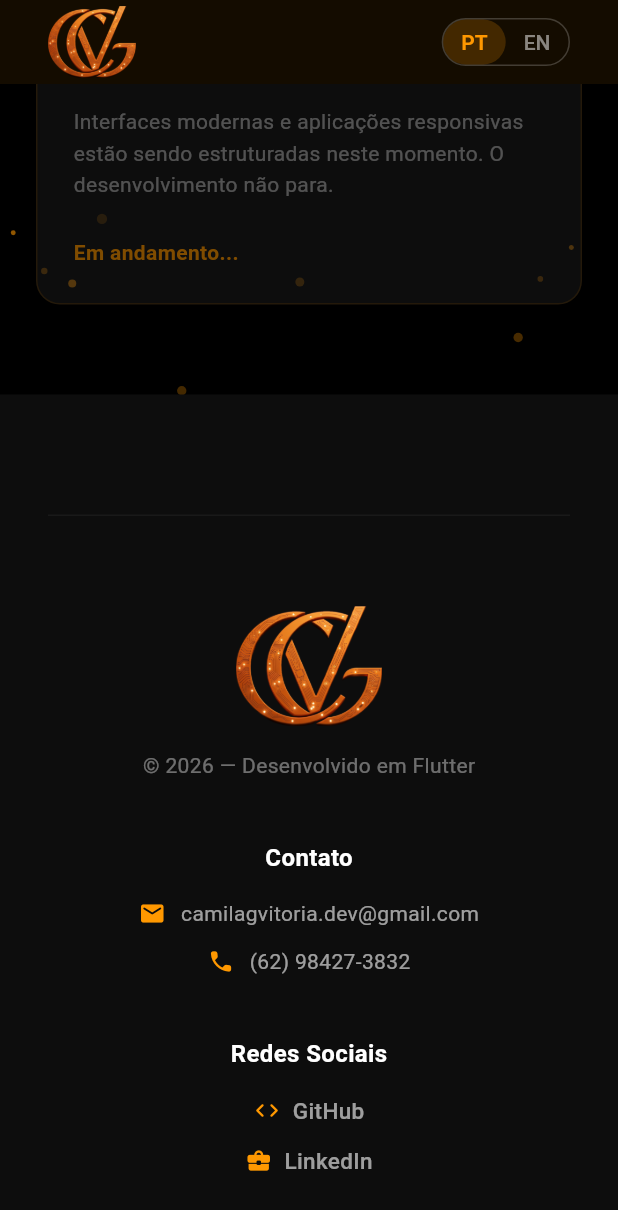
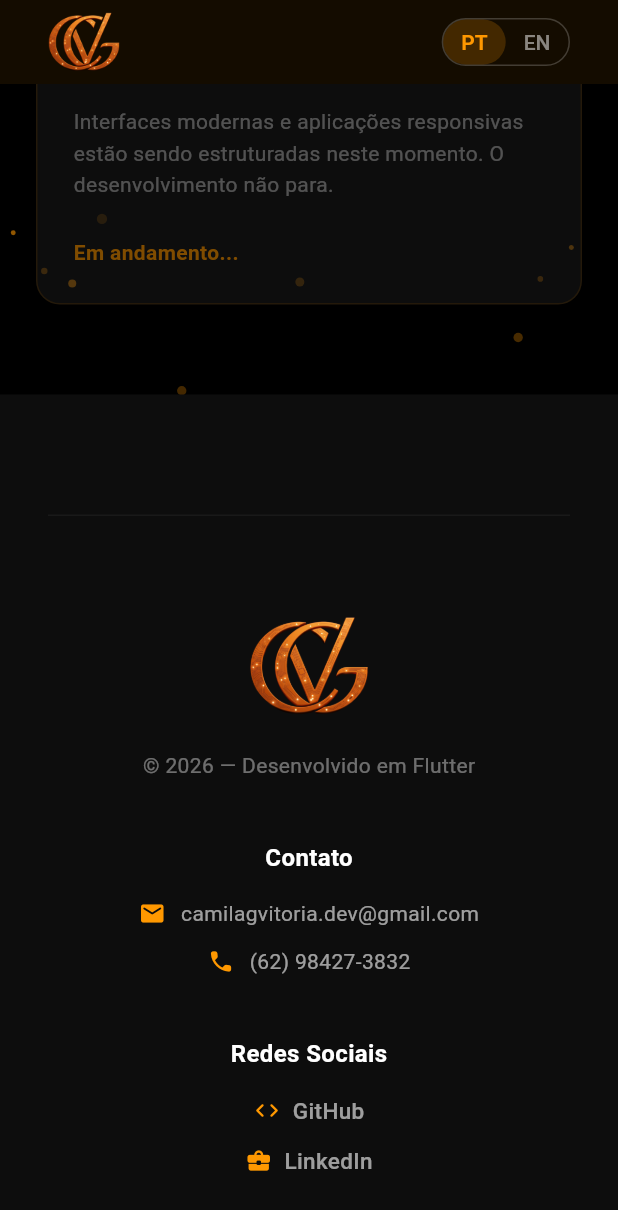
Before and after one commit to CamilaGVitoria/portifolio-camila, a Flutter app: the screen it shows after launch, scrolled down 3456 dp, on a phone screen of 412 x 824 dp. Shown: the top 1210 px of the screen. Run offline on Flutter 3.47's test engine with Material 3 defaults, Android fonts, the phone set to English and light mode, and no system bars.

Commit message:
Melhorias no código

```diff
--- /dev/null
+++ b/lib/core/app_breakpoints.dart
@@ -0,0 +1,12 @@
+class AppBreakpoints {
+  AppBreakpoints._();
+
+  // layouts compactos de cards
+  static const double small = 600;
+
+  // navegação e rodapé
+  static const double medium = 768;
+
+  // conteúdo extenso
+  static const double large = 900;
+}
--- /dev/null
+++ b/lib/core/app_colors.dart
@@ -0,0 +1,20 @@
+import 'package:flutter/material.dart';
+
+class AppColors {
+  AppColors._();
+
+  // Cores primárias
+  static const Color primary = Colors.orange;
+  static const Color secondary = Colors.orangeAccent;
+
+  // Fundos
+  static const Color scaffoldBackground = Colors.black;
+  static const Color surface = Color(0xFF1A1A1A);
+  static const Color footerBackground = Color(0xFF0D0D0D);
+
+  // Texto
+  static const Color textPrimary = Colors.white;
+
+  // Destaques
+  static const Color linkHighlight = Colors.blue;
+}
--- /dev/null
+++ b/lib/core/app_theme.dart
@@ -0,0 +1,22 @@
+import 'package:flutter/material.dart';
+import 'app_colors.dart';
+
+class AppTheme {
+  AppTheme._();
+
+  static ThemeData get dark => ThemeData(
+    brightness: Brightness.dark,
+    scaffoldBackgroundColor: AppColors.scaffoldBackground,
+    colorScheme: const ColorScheme.dark(
+      primary: AppColors.primary,
+      secondary: AppColors.secondary,
+      surface: AppColors.surface,
+    ),
+    useMaterial3: true,
+    appBarTheme: const AppBarTheme(
+      backgroundColor: AppColors.scaffoldBackground,
+      elevation: 0,
+      centerTitle: true,
+    ),
+  );
+}
--- a/lib/main.dart
+++ b/lib/main.dart
@@ -1,5 +1,6 @@
 import 'package:flutter/material.dart';
-import 'package:portifolio_camila/views/home_view.dart';
+import 'core/app_theme.dart';
+import 'views/home_view.dart';
 
 void main() {
   runApp(const PortifolioCamila());
@@ -13,21 +14,7 @@ class PortifolioCamila extends StatelessWidget {
     return MaterialApp(
       title: 'Camila | Front-end Developer',
       debugShowCheckedModeBanner: false,
-      theme: ThemeData(
-        brightness: Brightness.dark,
-        scaffoldBackgroundColor: Colors.black,
-        colorScheme: const ColorScheme.dark(
-          primary: Colors.orange,
-          secondary: Colors.orangeAccent,
-          surface: Color(0xFF1A1A1A),
-        ),
-        useMaterial3: true,
-        appBarTheme: const AppBarTheme(
-          backgroundColor: Colors.black,
-          elevation: 0,
-          centerTitle: true,
-        ),
-      ),
+      theme: AppTheme.dark,
       home: const HomeView(),
     );
   }
--- a/lib/sections/footer_section.dart
+++ b/lib/sections/footer_section.dart
@@ -1,27 +1,22 @@
 import 'package:flutter/material.dart';
-import 'package:url_launcher/url_launcher.dart';
+import '../core/app_breakpoints.dart';
+import '../core/app_colors.dart';
+import '../core/url_helper.dart';
 
 class FooterSection extends StatelessWidget {
   final bool isEnglish;
 
   const FooterSection({super.key, required this.isEnglish});
 
-  Future<void> _launchUrl(String urlString) async {
-    final Uri url = Uri.parse(urlString);
-    if (await canLaunchUrl(url)) {
-      await launchUrl(url, webOnlyWindowName: '_blank');
-    }
-  }
-
   @override
   Widget build(BuildContext context) {
     final colorScheme = Theme.of(context).colorScheme;
     final screenWidth = MediaQuery.of(context).size.width;
-    final isMobile = screenWidth < 768;
+    final isMobile = screenWidth < AppBreakpoints.medium;
 
     return Container(
       width: double.infinity,
-      color: const Color(0xFF0D0D0D),
+      color: AppColors.footerBackground,
       padding: EdgeInsets.symmetric(
         horizontal: isMobile ? 32 : 120,
         vertical: 80,
@@ -31,34 +26,35 @@ class FooterSection extends StatelessWidget {
           Container(
             width: double.infinity,
             height: 1,
-            color: Colors.white.withOpacity(0.05),
+            color: Colors.white.withValues(alpha: 0.05),
           ),
           const SizedBox(height: 60),
           isMobile
               ? Column(
                   crossAxisAlignment: CrossAxisAlignment.center,
-                  children: _buildFooterItems(context, colorScheme),
+                  children: _buildFooterItems(context, colorScheme, isMobile),
                 )
               : Row(
                   mainAxisAlignment: MainAxisAlignment.spaceBetween,
                   crossAxisAlignment: CrossAxisAlignment.start,
-                  children: _buildFooterItems(context, colorScheme),
+                  children: _buildFooterItems(context, colorScheme, isMobile),
                 ),
         ],
       ),
     );
   }
 
-  List<Widget> _buildFooterItems(BuildContext context, ColorScheme colorScheme) {
-    final screenWidth = MediaQuery.of(context).size.width;
-    final isMobile = screenWidth < 768;
-
+  List<Widget> _buildFooterItems(
+    BuildContext context,
+    ColorScheme colorScheme,
+    bool isMobile,
+  ) {
     return [
       Column(
         crossAxisAlignment: CrossAxisAlignment.center,
         children: [
           Image.asset(
-            'assets/images/my_logo.png',
+            'assets/images/Icon-512.png',
             height: 80,
             errorBuilder: (context, error, stackTrace) {
               return Text(
@@ -78,7 +74,7 @@ class FooterSection extends StatelessWidget {
                 ? "© ${DateTime.now().year} — Developed in Flutter"
                 : "© ${DateTime.now().year} — Desenvolvido em Flutter",
             style: TextStyle(
-              color: Colors.white.withOpacity(0.4),
+              color: Colors.white.withValues(alpha: 0.4),
               fontSize: 14,
             ),
           ),
@@ -86,7 +82,9 @@ class FooterSection extends StatelessWidget {
       ),
       if (isMobile) const SizedBox(height: 40),
       Column(
-        crossAxisAlignment: isMobile ? CrossAxisAlignment.center : CrossAxisAlignment.start,
+        crossAxisAlignment: isMobile
+            ? CrossAxisAlignment.center
+            : CrossAxisAlignment.start,
         children: [
           Text(
             isEnglish ? "Contact" : "Contato",
@@ -112,7 +110,9 @@ class FooterSection extends StatelessWidget {
       ),
       if (isMobile) const SizedBox(height: 40),
       Column(
-        crossAxisAlignment: isMobile ? CrossAxisAlignment.center : CrossAxisAlignment.start,
+        crossAxisAlignment: isMobile
+            ? CrossAxisAlignment.center
+            : CrossAxisAlignment.start,
         children: [
           Text(
             isEnglish ? "Social Media" : "Redes Sociais",
@@ -124,7 +124,9 @@ class FooterSection extends StatelessWidget {
           ),
           const SizedBox(height: 16),
           Column(
-            crossAxisAlignment: isMobile ? CrossAxisAlignment.center : CrossAxisAlignment.start,
+            crossAxisAlignment: isMobile
+                ? CrossAxisAlignment.center
+                : CrossAxisAlignment.start,
             children: [
               _buildSocialButton(
                 icon: Icons.code_rounded,
@@ -135,7 +137,7 @@ class FooterSection extends StatelessWidget {
               _buildSocialButton(
                 icon: Icons.business_center_rounded,
                 label: "LinkedIn",
-                url: "https://www.linkedin.com",
+                url: "https://www.linkedin.com/in/camilagvitoria/",
               ),
             ],
           ),
@@ -150,18 +152,18 @@ class FooterSection extends StatelessWidget {
     required String url,
   }) {
     return GestureDetector(
-      onTap: () => _launchUrl(url),
+      onTap: () => launchExternalUrl(url),
       child: MouseRegion(
         cursor: SystemMouseCursors.click,
         child: Row(
           mainAxisSize: MainAxisSize.min,
           children: [
-            Icon(icon, color: Colors.orange, size: 18),
+            Icon(icon, color: AppColors.primary, size: 18),
             const SizedBox(width: 10),
             Text(
               label,
               style: TextStyle(
-                color: Colors.white.withOpacity(0.6),
+                color: Colors.white.withValues(alpha: 0.6),
                 fontSize: 14,
               ),
             ),
@@ -177,18 +179,18 @@ class FooterSection extends StatelessWidget {
     required String url,
   }) {
     return GestureDetector(
-      onTap: () => _launchUrl(url),
+      onTap: () => launchExternalUrl(url),
       child: MouseRegion(
         cursor: SystemMouseCursors.click,
         child: Row(
           mainAxisSize: MainAxisSize.min,
           children: [
-            Icon(icon, color: Colors.orange, size: 18),
+            Icon(icon, color: AppColors.primary, size: 18),
             const SizedBox(width: 8),
             Text(
               label,
               style: TextStyle(
-                color: Colors.white.withOpacity(0.6),
+                color: Colors.white.withValues(alpha: 0.6),
                 fontSize: 15,
                 fontWeight: FontWeight.w500,
               ),
--- a/lib/sections/projects_section.dart
+++ b/lib/sections/projects_section.dart
@@ -1,5 +1,6 @@
 import 'package:flutter/material.dart';
-import 'package:url_launcher/url_launcher.dart';
+import '../core/app_breakpoints.dart';
+import '../core/url_helper.dart';
 
 class ProjectsSection extends StatelessWidget {
   final bool isEnglish;
@@ -10,7 +11,7 @@ class ProjectsSection extends StatelessWidget {
   Widget build(BuildContext context) {
     final colorScheme = Theme.of(context).colorScheme;
     final screenWidth = MediaQuery.of(context).size.width;
-    final isMobile = screenWidth < 600;
+    final isMobile = screenWidth < AppBreakpoints.small;
 
     return Container(
       width: double.infinity,
@@ -44,8 +45,7 @@ class ProjectsSection extends StatelessWidget {
             runSpacing: 24,
             alignment: WrapAlignment.center,
             children: [
-              _buildProjectCard(
-                context: context,
+              _ProjectCard(
                 isMobile: isMobile,
                 title: "BioTrack",
                 description: isEnglish
@@ -55,10 +55,11 @@ class ProjectsSection extends StatelessWidget {
                 url: "https://biotrack.app.br",
                 icon: Icons.health_and_safety,
               ),
-              _buildProjectCard(
-                context: context,
+              _ProjectCard(
                 isMobile: isMobile,
-                title: isEnglish ? "Nutritionist Talita Gonçalves" : "Nutricionista Talita Gonçalves",
+                title: isEnglish
+                    ? "Nutritionist Talita Gonçalves"
+                    : "Nutricionista Talita Gonçalves",
                 description: isEnglish
                     ? "Professional landing page developed for patient conversion, featuring a modern, responsive, and web-optimized layout."
                     : "Landing page profissional desenvolvida para conversão de pacientes, com layout moderno, responsivo e otimizado para a web.",
@@ -66,8 +67,7 @@ class ProjectsSection extends StatelessWidget {
                 url: "https://www.talitagoncalvesnutri.com.br",
                 icon: Icons.restaurant_menu,
               ),
-              _buildProjectCard(
-                context: context,
+              _ProjectCard(
                 isMobile: isMobile,
                 title: isEnglish ? "Personal Portfolio" : "Portfólio Pessoal",
                 description: isEnglish
@@ -77,8 +77,7 @@ class ProjectsSection extends StatelessWidget {
                 url: "https://github.com/CamilaGVitoria/portifolio-camila",
                 icon: Icons.code,
               ),
-              _buildProjectCard(
-                context: context,
+              _ProjectCard(
                 isMobile: isMobile,
                 title: isEnglish ? "Mobile Experiments" : "Experimentos Mobile",
                 description: isEnglish
@@ -88,8 +87,7 @@ class ProjectsSection extends StatelessWidget {
                 url: "https://github.com/CamilaGVitoria/apps",
                 icon: Icons.app_shortcut_rounded,
               ),
-              _buildProjectCard(
-                context: context,
+              _ProjectCard(
                 isMobile: isMobile,
                 title: isEnglish ? "New Solutions" : "Novas Soluções",
                 description: isEnglish
@@ -106,50 +104,70 @@ class ProjectsSection extends StatelessWidget {
       ),
     );
   }
-
-  Future<void> _launchUrl(String urlString) async {
-    final Uri url = Uri.parse(urlString);
-    if (await canLaunchUrl(url)) {
-      await launchUrl(url, webOnlyWindowName: '_blank');
-    } else {
-      debugPrint("Não foi possível abrir o link: $urlString");
-    }
 }
 
-  Widget _buildProjectCard({
-    required BuildContext context,
-    required bool isMobile,
-    required String title,
-    required String description,
-    required String linkText,
-    required String url,
-    required IconData icon,
-    bool isInProgress = false,
-  }) {
+class _ProjectCard extends StatefulWidget {
+  final bool isMobile;
+  final String title;
+  final String description;
+  final String linkText;
+  final String url;
+  final IconData icon;
+  final bool isInProgress;
+
+  const _ProjectCard({
+    required this.isMobile,
+    required this.title,
+    required this.description,
+    required this.linkText,
+    required this.url,
+    required this.icon,
+    this.isInProgress = false,
+  });
+
+  @override
+  State<_ProjectCard> createState() => _ProjectCardState();
+}
+
+class _ProjectCardState extends State<_ProjectCard> {
+  bool _isHovered = false;
+
+  @override
+  Widget build(BuildContext context) {
     final colorScheme = Theme.of(context).colorScheme;
+    final showHover = _isHovered && !widget.isInProgress;
 
-    return Opacity(
-      opacity: isInProgress ? 0.5 : 1.0,
-      child: Container(
-        width: isMobile ? double.infinity : 350,
-        height: isMobile ? null : 320,
+    return MouseRegion(
+      onEnter: (_) => setState(() => _isHovered = true),
+      onExit: (_) => setState(() => _isHovered = false),
+      child: Opacity(
+        opacity: widget.isInProgress ? 0.5 : 1.0,
+        child: AnimatedContainer(
+          duration: const Duration(milliseconds: 200),
+          width: widget.isMobile ? double.infinity : 350,
+          height: widget.isMobile ? null : 320,
           padding: const EdgeInsets.all(24),
+          transform: showHover
+              ? (Matrix4.identity()..translate(0.0, -4.0))
+              : Matrix4.identity(),
           decoration: BoxDecoration(
             color: colorScheme.surface,
             borderRadius: BorderRadius.circular(16),
             border: Border.all(
-            color: isInProgress
-                ? colorScheme.primary.withOpacity(0.2)
-                : Colors.white.withOpacity(0.05),
+              color: showHover
+                  ? colorScheme.primary.withValues(alpha: 0.3)
+                  : widget.isInProgress
+                  ? colorScheme.primary.withValues(alpha: 0.2)
+                  : Colors.white.withValues(alpha: 0.05),
             ),
           ),
           child: Column(
             crossAxisAlignment: CrossAxisAlignment.start,
             children: [
-            Icon(icon, color: colorScheme.primary, size: 32),
+              Icon(widget.icon, color: colorScheme.primary, size: 32),
               const SizedBox(height: 16),
               Text(
-              title,
+                widget.title,
                 style: const TextStyle(
                   fontSize: 20,
                   fontWeight: FontWeight.bold,
@@ -158,34 +176,36 @@ class ProjectsSection extends StatelessWidget {
               ),
               const SizedBox(height: 12),
               Text(
-              description,
+                widget.description,
                 maxLines: 4,
                 overflow: TextOverflow.ellipsis,
                 style: TextStyle(
                   fontSize: 14,
-                color: Colors.white.withOpacity(0.6),
+                  color: Colors.white.withValues(alpha: 0.6),
                   height: 1.5,
                 ),
               ),
-            if (!isMobile) const Spacer(),
-            if (isMobile) const SizedBox(height: 24),
+              if (!widget.isMobile) const Spacer(),
+              if (widget.isMobile) const SizedBox(height: 24),
               GestureDetector(
-              onTap: isInProgress ? null : () => _launchUrl(url),
+                onTap: widget.isInProgress
+                    ? null
+                    : () => launchExternalUrl(widget.url),
                 child: MouseRegion(
-                cursor: isInProgress
+                  cursor: widget.isInProgress
                       ? SystemMouseCursors.basic
                       : SystemMouseCursors.click,
                   child: Row(
                     children: [
                       Text(
-                      linkText,
+                        widget.linkText,
                         style: TextStyle(
                           color: colorScheme.primary,
                           fontWeight: FontWeight.bold,
                         ),
                       ),
                       const SizedBox(width: 8),
-                    if (!isInProgress)
+                      if (!widget.isInProgress)
                         Icon(
                           Icons.arrow_forward_rounded,
                           color: colorScheme.primary,
@@ -198,6 +218,7 @@ class ProjectsSection extends StatelessWidget {
             ],
           ),
         ),
+      ),
     );
   }
 }
--- a/lib/views/home_view.dart
+++ b/lib/views/home_view.dart
@@ -1,4 +1,6 @@
 import 'package:flutter/material.dart';
+import '../core/app_breakpoints.dart';
+import '../core/app_colors.dart';
 import '../sections/about_section.dart';
 import '../sections/footer_section.dart';
 import '../sections/hero_section.dart';
@@ -32,7 +34,7 @@ class _HomeViewState extends State<HomeView> {
   @override
   Widget build(BuildContext context) {
     final screenWidth = MediaQuery.of(context).size.width;
-    final isMobile = screenWidth < 768;
+    final isMobile = screenWidth < AppBreakpoints.medium;
 
     return Scaffold(
       appBar: AppBar(
@@ -50,13 +52,13 @@ class _HomeViewState extends State<HomeView> {
                     child: MouseRegion(
                       cursor: SystemMouseCursors.click,
                       child: Image.asset(
-                        'assets/images/my_logo.png',
+                        'assets/images/Icon-192.png',
                         height: 48,
                         errorBuilder: (context, error, stackTrace) {
                           return const Text(
                             '< Camila />',
                             style: TextStyle(
-                              color: Colors.orange,
+                              color: AppColors.primary,
                               fontWeight: FontWeight.bold,
                               letterSpacing: 1.5,
                             ),
@@ -69,9 +71,15 @@ class _HomeViewState extends State<HomeView> {
                     mainAxisSize: MainAxisSize.min,
                     children: [
                       if (!isMobile) ...[
-                        _buildMenuButton(isEnglish ? "About Me" : "Sobre Mim", _aboutKey),
+                        _buildMenuButton(
+                          isEnglish ? "About Me" : "Sobre Mim",
+                          _aboutKey,
+                        ),
                         const SizedBox(width: 24),
-                        _buildMenuButton(isEnglish ? "Projects" : "Projetos", _projectsKey),
+                        _buildMenuButton(
+                          isEnglish ? "Projects" : "Projetos",
+                          _projectsKey,
+                        ),
                         const SizedBox(width: 32),
                       ],
                       _buildLanguageToggle(),
@@ -87,15 +95,21 @@ class _HomeViewState extends State<HomeView> {
         child: SingleChildScrollView(
           child: Column(
             children: [
-              Container(
+              KeyedSubtree(
                 key: _heroKey,
                 child: HeroSection(
                   isEnglish: isEnglish,
                   onViewProjectsPressed: () => _scrollToSection(_projectsKey),
                 ),
               ),
-              Container(key: _aboutKey, child: AboutSection(isEnglish: isEnglish)),
-              Container(key: _projectsKey, child: ProjectsSection(isEnglish: isEnglish)),
+              KeyedSubtree(
+                key: _aboutKey,
+                child: AboutSection(isEnglish: isEnglish),
+              ),
+              KeyedSubtree(
+                key: _projectsKey,
+                child: ProjectsSection(isEnglish: isEnglish),
+              ),
               FooterSection(isEnglish: isEnglish),
             ],
           ),
@@ -108,11 +122,8 @@ class _HomeViewState extends State<HomeView> {
     return TextButton(
       onPressed: () => _scrollToSection(key),
       style: TextButton.styleFrom(
-        foregroundColor: Colors.orange,
-        textStyle: const TextStyle(
-          fontSize: 16,
-          fontWeight: FontWeight.bold,
-        ),
+        foregroundColor: AppColors.primary,
+        textStyle: const TextStyle(fontSize: 16, fontWeight: FontWeight.bold),
       ),
       child: Text(title),
     );
@@ -121,7 +132,7 @@ class _HomeViewState extends State<HomeView> {
   Widget _buildLanguageToggle() {
     return Container(
       decoration: BoxDecoration(
-        border: Border.all(color: Colors.white.withOpacity(0.2)),
+        border: Border.all(color: Colors.white.withValues(alpha: 0.2)),
         borderRadius: BorderRadius.circular(20),
       ),
       child: Row(
@@ -147,13 +158,17 @@ class _HomeViewState extends State<HomeView> {
           duration: const Duration(milliseconds: 200),
           padding: const EdgeInsets.symmetric(horizontal: 12, vertical: 6),
           decoration: BoxDecoration(
-            color: isActive ? Colors.orange.withOpacity(0.2) : Colors.transparent,
+            color: isActive
+                ? AppColors.primary.withValues(alpha: 0.2)
+                : Colors.transparent,
             borderRadius: BorderRadius.circular(20),
           ),
           child: Text(
             lang,
             style: TextStyle(
-              color: isActive ? Colors.orange : Colors.white.withOpacity(0.5),
+              color: isActive
+                  ? AppColors.primary
+                  : Colors.white.withValues(alpha: 0.5),
               fontWeight: isActive ? FontWeight.bold : FontWeight.w500,
               fontSize: 14,
             ),
--- a/lib/widgets/animated_background.dart
+++ b/lib/widgets/animated_background.dart
@@ -10,44 +10,49 @@ class AnimatedBackground extends StatefulWidget {
   State<AnimatedBackground> createState() => _AnimatedBackgroundState();
 }
 
-class _AnimatedBackgroundState extends State<AnimatedBackground> with SingleTickerProviderStateMixin {
+class _AnimatedBackgroundState extends State<AnimatedBackground>
+    with SingleTickerProviderStateMixin {
   late AnimationController _controller;
+  late Listenable _repaintListenable;
   final List<_Particle> _particles = [];
   final Random _random = Random();
-  Offset _mousePosition = Offset.zero;
+  final ValueNotifier<Offset> _mousePosition = ValueNotifier(Offset.zero);
   Size _screenSize = Size.zero;
 
   @override
   void initState() {
     super.initState();
     for (int i = 0; i < 40; i++) {
-      _particles.add(_Particle(
+      _particles.add(
+        _Particle(
           x: _random.nextDouble(),
           y: _random.nextDouble(),
           speedX: (_random.nextDouble() - 0.5) * 0.002,
           speedY: (_random.nextDouble() - 0.5) * 0.002,
           radius: _random.nextDouble() * 2 + 1.5,
           opacity: _random.nextDouble() * 0.5 + 0.2,
-      ));
+        ),
+      );
     }
 
-    _controller = AnimationController(
-      vsync: this,
-      duration: const Duration(seconds: 10),
-    )..addListener(() {
+    _controller =
+        AnimationController(vsync: this, duration: const Duration(seconds: 10))
+          ..addListener(() {
             if (_screenSize != Size.zero) {
-          setState(() {
               for (var particle in _particles) {
-              particle.update(_mousePosition, _screenSize);
+                particle.update(_mousePosition.value, _screenSize);
               }
-          });
             }
-      })..repeat();
+          })
+          ..repeat();
+
+    _repaintListenable = Listenable.merge([_controller, _mousePosition]);
   }
 
   @override
   void dispose() {
     _controller.dispose();
+    _mousePosition.dispose();
     super.dispose();
   }
 
@@ -56,8 +61,8 @@ class _AnimatedBackgroundState extends State<AnimatedBackground> with SingleTick
     _screenSize = MediaQuery.of(context).size;
 
     return MouseRegion(
-      onHover: (event) => _mousePosition = event.localPosition,
-      onExit: (event) => _mousePosition = Offset.zero,
+      onHover: (event) => _mousePosition.value = event.localPosition,
+      onExit: (event) => _mousePosition.value = Offset.zero,
       child: Stack(
         children: [
           Positioned.fill(
@@ -66,10 +71,11 @@ class _AnimatedBackgroundState extends State<AnimatedBackground> with SingleTick
                 _particles,
                 Theme.of(context).colorScheme.primary,
                 _mousePosition,
+                repaint: _repaintListenable,
               ),
             ),
           ),
-          widget.child,
+          RepaintBoundary(child: widget.child),
         ],
       ),
     );
@@ -120,32 +126,39 @@ class _Particle {
 class _ParticlePainter extends CustomPainter {
   final List<_Particle> particles;
   final Color color;
-  final Offset mousePosition;
+  final ValueNotifier<Offset> mousePosition;
 
-  _ParticlePainter(this.particles, this.color, this.mousePosition);
+  _ParticlePainter(
+    this.particles,
+    this.color,
+    this.mousePosition, {
+    required Listenable repaint,
+  }) : super(repaint: repaint);
 
   @override
   void paint(Canvas canvas, Size size) {
+    final mp = mousePosition.value;
+
     for (var particle in particles) {
       final px = particle.x * size.width;
       final py = particle.y * size.height;
 
       final paint = Paint()
-        ..color = color.withOpacity(particle.opacity)
+        ..color = color.withValues(alpha: particle.opacity)
         ..style = PaintingStyle.fill;
       canvas.drawCircle(Offset(px, py), particle.radius, paint);
 
-      if (mousePosition != Offset.zero) {
-        final dx = mousePosition.dx - px;
-        final dy = mousePosition.dy - py;
+      if (mp != Offset.zero) {
+        final dx = mp.dx - px;
+        final dy = mp.dy - py;
         final distance = sqrt(dx * dx + dy * dy);
 
         if (distance < 150) {
           final lineOpacity = (1 - (distance / 150)) * particle.opacity;
           final linePaint = Paint()
-            ..color = color.withOpacity(lineOpacity)
+            ..color = color.withValues(alpha: lineOpacity)
             ..strokeWidth = 1.0;
-          canvas.drawLine(Offset(px, py), mousePosition, linePaint);
+          canvas.drawLine(Offset(px, py), mp, linePaint);
         }
       }
     }
```
Also changed, not shown: lib/core/url_helper.dart (added, +8 -0 lines), lib/sections/about_section.dart (+34 -14 lines), lib/sections/hero_section.dart (+10 -14 lines), pubspec.yaml (+4 -5 lines), assets/images/Icon-192.png (added), assets/images/Icon-512.png (added), assets/images/my_logo.png (deleted), pubspec.lock, 4 other files. Lines whose indentation alone changed are shown as unchanged.
